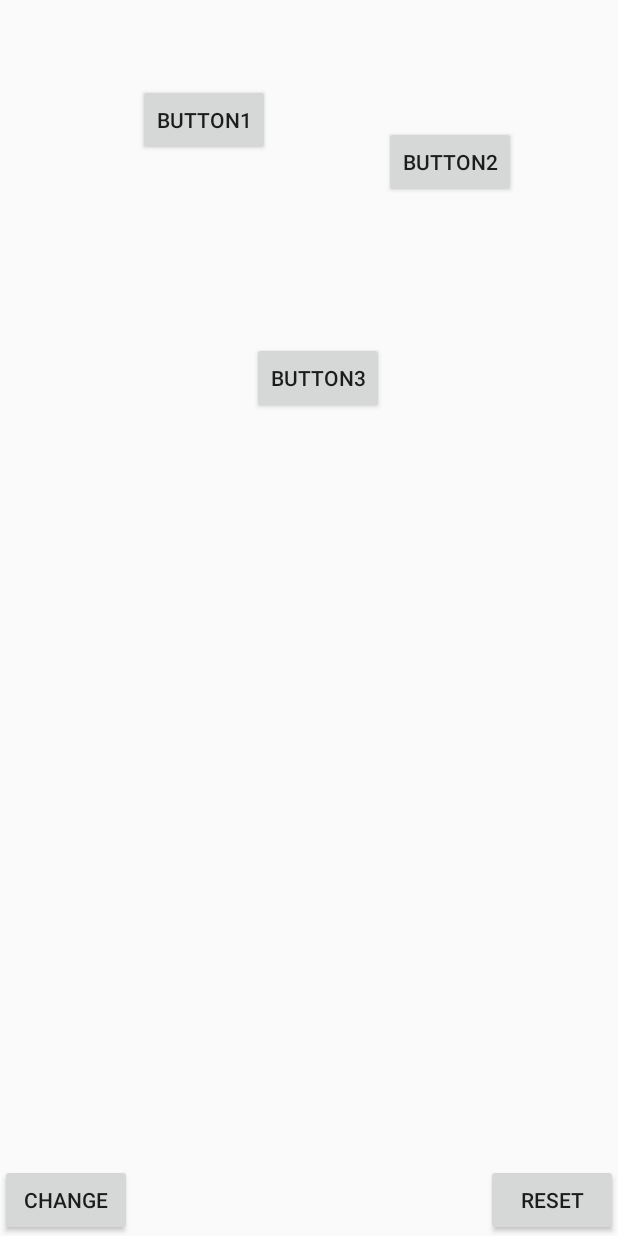
After one commit to congwiny/ConstraintLayout, an Android app: the layout activity_constraint_set.xml on its own in the app's theme, with its tools: preview values and no code run, on a phone screen of 412 x 824 dp. The commit adds this screen. Run offline under Robolectric (Android 15) with nearby library versions, the phone set to English and light mode, and no system bars.

Commit message:
Add: modify constraint set

```diff
--- a/app/build.gradle
+++ b/app/build.gradle
@@ -26,6 +26,7 @@ dependencies {
     })
     compile 'com.android.support:appcompat-v7:25.4.0'
     compile 'com.android.support.constraint:constraint-layout:1.0.2'
+    //布局改变的动画效果support库
     compile 'com.android.support:transition:25.4.0'
     testCompile 'junit:junit:4.12'
 }
--- a/app/src/main/java/com/example/congwiny/constraintlayout/MainActivity.java
+++ b/app/src/main/java/com/example/congwiny/constraintlayout/MainActivity.java
@@ -1,13 +1,48 @@
 package com.example.congwiny.constraintlayout;
 
+import android.support.constraint.ConstraintLayout;
+import android.support.constraint.ConstraintSet;
+import android.support.transition.TransitionManager;
 import android.support.v7.app.AppCompatActivity;
 import android.os.Bundle;
+import android.view.View;
 
 public class MainActivity extends AppCompatActivity {
+
+    private ConstraintSet constraintSet1;
+    private ConstraintSet constraintSet2;
+    private ConstraintLayout constraintLayout;
 
     @Override
     protected void onCreate(Bundle savedInstanceState) {
         super.onCreate(savedInstanceState);
-        setContentView(R.layout.activity_main);
+        setContentView(R.layout.activity_constraint_set);
+
+        constraintSet1 = new ConstraintSet();
+        constraintSet2 = new ConstraintSet();
+        constraintLayout = (ConstraintLayout) findViewById(R.id.constraint_root);
+        //使用ConstraintSet拷贝ConstraintLayout中的约束关系
+        constraintSet1.clone(constraintLayout);
+        constraintSet2.clone(constraintLayout);
+    }
+
+    /**
+     * 重置ConstraintLayout
+     */
+    public void reset(View view) {
+        //使用Transition动画，改变布局
+        TransitionManager.beginDelayedTransition(constraintLayout);
+        constraintSet1.applyTo(constraintLayout);
+    }
+
+    public void change(View view) {
+        //clear 清除所有的约束关系，包括margin,padding,width,height都设置为0
+        //constraintSet2.clear(...);
+
+        TransitionManager.beginDelayedTransition(constraintLayout);
+        //清单文件中 supportsRtl,这里设置为start
+        constraintSet2.setMargin(R.id.button1, ConstraintSet.START, 30);
+        constraintSet2.applyTo(constraintLayout);
+
     }
 }
--- /dev/null
+++ b/app/src/main/res/layout/activity_constraint_set.xml
@@ -0,0 +1,60 @@
+<?xml version="1.0" encoding="utf-8"?>
+<android.support.constraint.ConstraintLayout
+    xmlns:android="http://schemas.android.com/apk/res/android"
+    xmlns:app="http://schemas.android.com/apk/res-auto"
+    xmlns:tools="http://schemas.android.com/tools"
+    android:id="@+id/constraint_root"
+    android:layout_width="match_parent"
+    android:layout_height="match_parent">
+
+    <Button
+        android:id="@+id/button1"
+        android:layout_width="wrap_content"
+        android:layout_height="wrap_content"
+        android:layout_marginStart="92dp"
+        android:layout_marginTop="56dp"
+        android:text="Button1"
+        app:layout_constraintStart_toStartOf="parent"
+        app:layout_constraintTop_toTopOf="parent" />
+
+    <Button
+        android:id="@+id/button2"
+        android:layout_width="wrap_content"
+        android:layout_height="wrap_content"
+        android:layout_marginStart="76dp"
+        android:layout_marginTop="84dp"
+        android:text="Button2"
+        app:layout_constraintStart_toEndOf="@+id/button1"
+        app:layout_constraintTop_toTopOf="parent" />
+
+    <Button
+        android:id="@+id/button3"
+        android:layout_width="wrap_content"
+        android:layout_height="wrap_content"
+        android:layout_marginEnd="8dp"
+        android:layout_marginStart="8dp"
+        android:layout_marginTop="96dp"
+        android:text="Button3"
+        app:layout_constraintEnd_toEndOf="@+id/button2"
+        app:layout_constraintHorizontal_bias="0.459"
+        app:layout_constraintStart_toStartOf="@+id/button1"
+        app:layout_constraintTop_toBottomOf="@+id/button2" />
+
+    <Button
+        android:id="@+id/change"
+        android:layout_width="wrap_content"
+        android:layout_height="wrap_content"
+        android:text="Change"
+        android:onClick="change"
+        app:layout_constraintBottom_toBottomOf="parent"
+        app:layout_constraintStart_toStartOf="parent" />
+
+    <Button
+        android:id="@+id/reset"
+        android:layout_width="wrap_content"
+        android:layout_height="wrap_content"
+        android:text="Reset"
+        android:onClick="reset"
+        app:layout_constraintBottom_toBottomOf="parent"
+        app:layout_constraintEnd_toEndOf="parent" />
+</android.support.constraint.ConstraintLayout>
```
